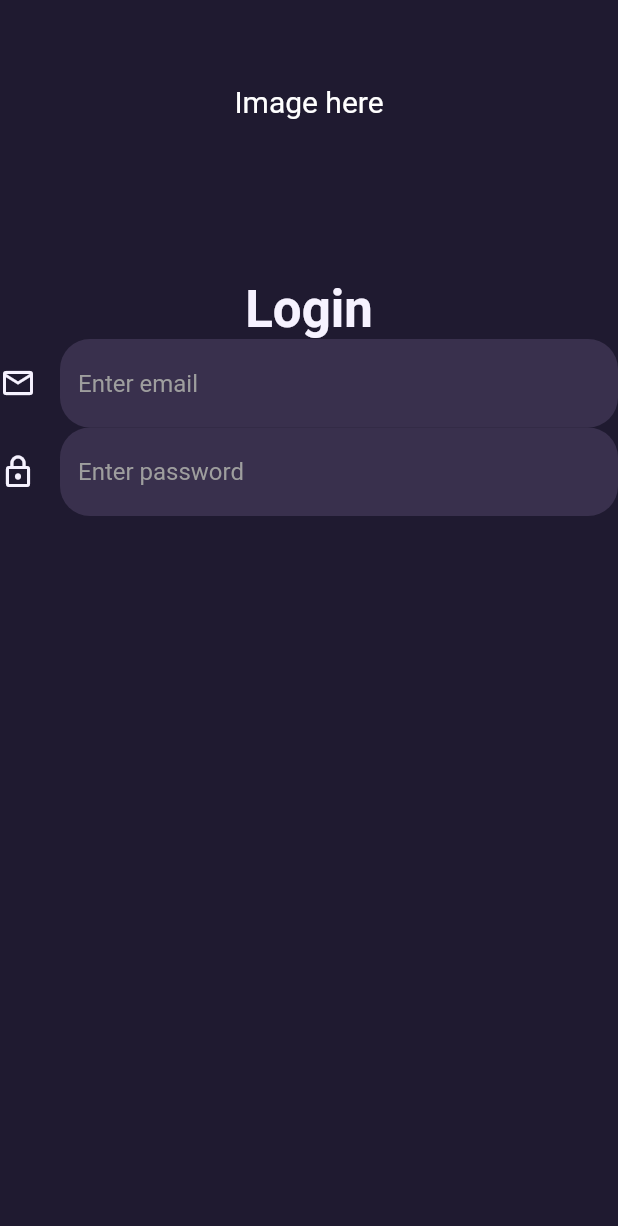
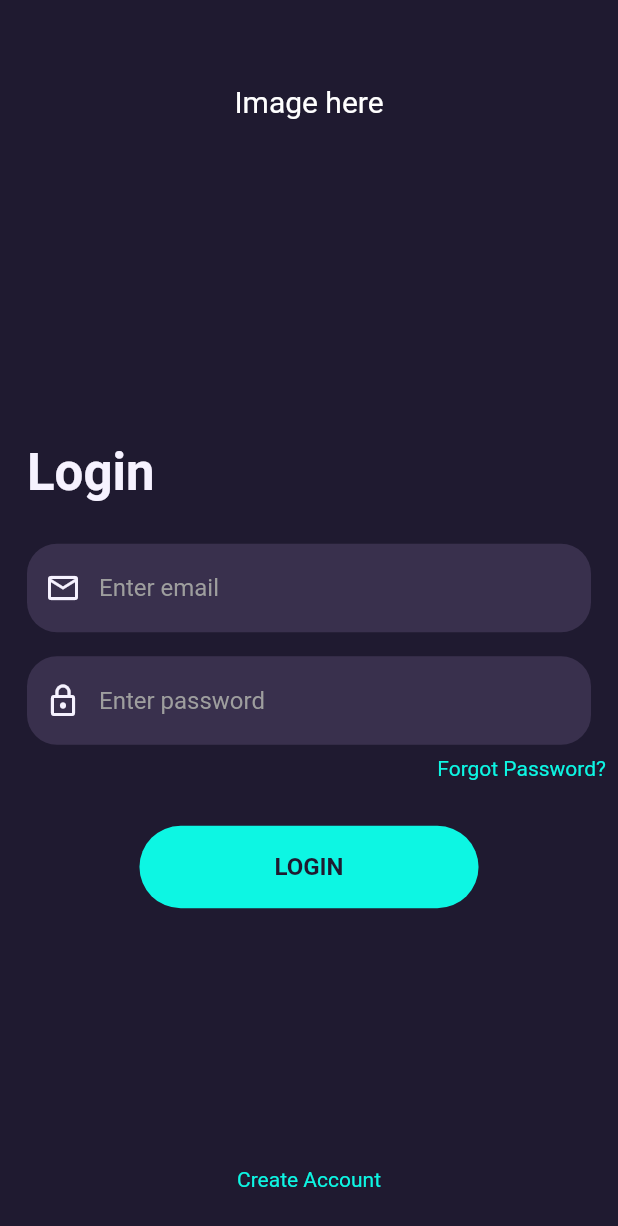
Before and after one commit to NK-William/Lebsel-Promoters, a Flutter app: the screen it shows after launch, on a phone screen of 412 x 824 dp. Shown: the top 1226 px of the screen. Run offline on Flutter 3.47's test engine with Material 2 defaults, Android fonts, the phone set to English and light mode, and no system bars.

Commit message:
Arranged components in a login page

```diff
--- a/lib/screens/login_screen.dart
+++ b/lib/screens/login_screen.dart
@@ -13,8 +13,10 @@ class LoginPage extends StatelessWidget {
           elevation: 0.0,
         ),
         body: Column(
+          mainAxisAlignment: MainAxisAlignment.center,
           children: [
-            SizedBox(
+            Expanded(
+              child: SizedBox(
                 height: 130,
                 child: Text(
                   "Image here",
@@ -24,7 +26,13 @@ class LoginPage extends StatelessWidget {
                   ),
                 ),
               ),
-            Text(
+            ),
+            Padding(
+              padding:
+                  const EdgeInsets.symmetric(vertical: 28.0, horizontal: 18.0),
+              child: Align(
+                alignment: Alignment.bottomLeft,
+                child: Text(
                   "Login",
                   style: TextStyle(
                     color: Palette.kwhiteTextColor,
@@ -32,12 +40,17 @@ class LoginPage extends StatelessWidget {
                     fontWeight: FontWeight.bold,
                   ),
                 ),
-            TextField(
+              ),
+            ),
+            Padding(
+              padding:
+                  const EdgeInsets.only(left: 18, top: 0, right: 18, bottom: 8),
+              child: TextField(
                 style: TextStyle(color: Palette.kwhiteTextColor),
                 decoration: InputDecoration(
                   filled: true,
                   fillColor: Palette.kTextFieldFillColor,
-                icon: Icon(
+                  prefixIcon: Icon(
                     Icons.email_outlined,
                     color: Palette.kwhiteTextColor,
                   ),
@@ -50,12 +63,16 @@ class LoginPage extends StatelessWidget {
                       borderSide: BorderSide.none),
                 ),
               ),
-            TextField(
+            ),
+            Padding(
+              padding:
+                  const EdgeInsets.only(left: 18, top: 8, right: 18, bottom: 8),
+              child: TextField(
                 style: TextStyle(color: Palette.kwhiteTextColor),
                 decoration: InputDecoration(
                   filled: true,
                   fillColor: Palette.kTextFieldFillColor,
-                icon: Icon(
+                  prefixIcon: Icon(
                     Icons.lock_outline,
                     color: Palette.kwhiteTextColor,
                   ),
@@ -67,6 +84,70 @@ class LoginPage extends StatelessWidget {
                       borderRadius: BorderRadius.all(Radius.circular(20.0)),
                       borderSide: BorderSide.none),
                 ),
+              ),
+            ),
+            Align(
+              alignment: Alignment.centerRight,
+              child: GestureDetector(
+                onTap: () {
+                  print('Here we go, forgot password');
+                },
+                child: Padding(
+                  padding:
+                      const EdgeInsets.symmetric(vertical: 0, horizontal: 8),
+                  child: Text(
+                    'Forgot Password?',
+                    style: TextStyle(color: Palette.kaccentColor),
+                  ),
+                ),
+              ),
+            ),
+            Padding(
+              padding:
+                  const EdgeInsets.only(left: 8, top: 30, right: 8, bottom: 8),
+              child: TextButton(
+                style: TextButton.styleFrom(
+                  backgroundColor: Palette.kaccentColor,
+                  padding: const EdgeInsets.symmetric(
+                      vertical: 18.0, horizontal: 90.0),
+                  shape: const RoundedRectangleBorder(
+                    borderRadius: BorderRadius.all(
+                      Radius.circular(30.0),
+                    ),
+                  ),
+                ),
+                // style: ButtonStyle(
+                //   backgroundColor:
+                //       MaterialStateProperty.all<Color>(Palette.kaccentColor),
+                // ),
+                onPressed: () {},
+                child: Text(
+                  'LOGIN',
+                  style: TextStyle(
+                    color: Palette.kPrimarySwatchColor,
+                    fontSize: 16.0,
+                    fontWeight: FontWeight.bold,
+                  ),
+                ),
+              ),
+            ),
+            Expanded(
+              child: Align(
+                alignment: Alignment.bottomCenter,
+                child: GestureDetector(
+                  onTap: () {
+                    print('Now creating an account');
+                  },
+                  child: Padding(
+                    padding: const EdgeInsets.only(
+                        left: 8.0, top: 0.0, right: 8.0, bottom: 30.0),
+                    child: Text(
+                      'Create Account',
+                      style: TextStyle(color: Palette.kaccentColor),
+                    ),
+                  ),
+                ),
+              ),
             )
           ],
         ));
```
Lines whose indentation alone changed are shown as unchanged.
